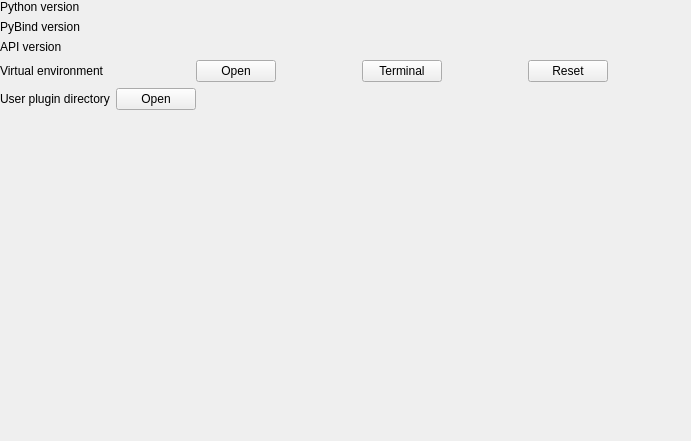
albertlauncher/albert-plugin-python, file src/configwidget.ui: the form before one commit.
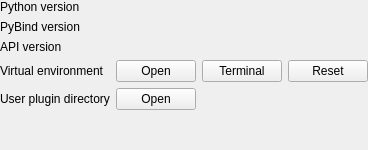
The form after the commit.

Commit message: Fix buttons alignment

Diff of the .ui file:
```diff
--- a/src/configwidget.ui
+++ b/src/configwidget.ui
@@ -2,14 +2,6 @@
 <ui version="4.0">
  <class>ConfigWidget</class>
  <widget class="QWidget" name="ConfigWidget">
-  <property name="geometry">
-   <rect>
-    <x>0</x>
-    <y>0</y>
-    <width>691</width>
-    <height>441</height>
-   </rect>
-  </property>
   <layout class="QVBoxLayout" name="verticalLayout">
    <property name="leftMargin">
     <number>0</number>
@@ -127,10 +119,7 @@
        <item>
         <spacer name="horizontalSpacer_3">
          <property name="orientation">
-          <enum>Qt::Orientation::Horizontal</enum>
-         </property>
-         <property name="sizeType">
-          <enum>QSizePolicy::Policy::Minimum</enum>
+          <enum>Qt::Horizontal</enum>
          </property>
          <property name="sizeHint" stdset="0">
           <size>
```
Left out of the diff: 8 changed lines with no effect on the pictures. The commit also changes 1 other file.
